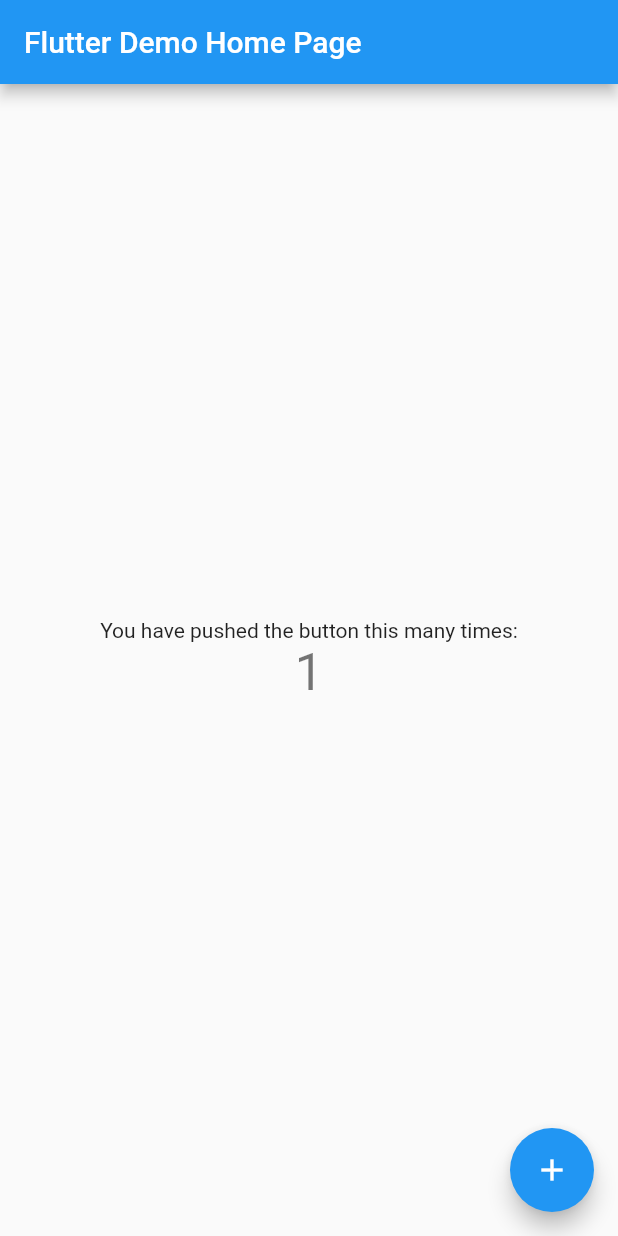
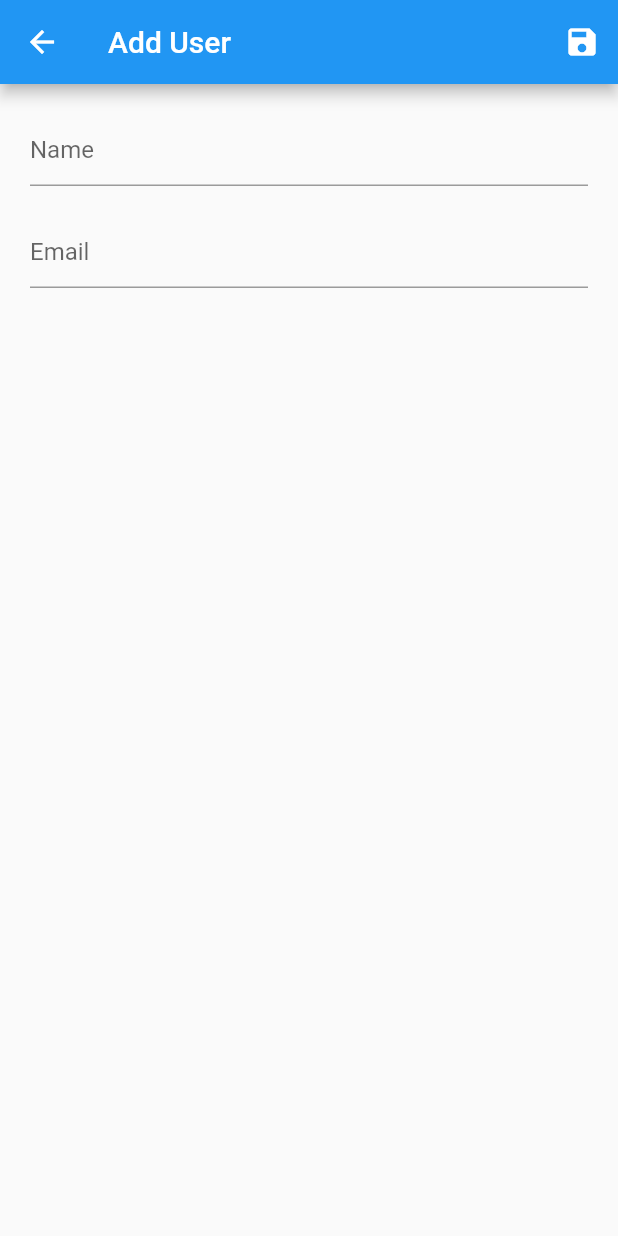
Before and after one commit to briancorbin/widgetbook_provider_demo, a Flutter app: the screen it shows after launch, after a tap on the "add" icon, on a phone screen of 412 x 824 dp. Run offline on Flutter 3.47's test engine with Material 2 defaults, Android fonts, the phone set to English and light mode, and no system bars; accounts and stored records are empty; network calls fail.

Commit message:
refactoring and using MVVM

```diff
--- a/lib/main.dart
+++ b/lib/main.dart
@@ -1,11 +1,10 @@
 import 'package:flutter/material.dart';
 import 'package:provider/provider.dart';
+import 'package:widgetbook_provider_exploration/users/users.view.dart';
+import 'package:widgetbook_provider_exploration/users/users.viewModel.dart';
 
 void main() {
-  runApp(ChangeNotifierProvider(
-    create: (context) => HomePageViewModel(),
-    child: const MyApp(),
-  ));
+  runApp(const MyApp());
 }
 
 class MyApp extends StatelessWidget {
@@ -19,119 +18,10 @@
       theme: ThemeData(
         primarySwatch: Colors.blue,
       ),
-      home: const HomePageUsingProvider(),
-    );
-  }
-}
-
-class MyHomePage extends StatefulWidget {
-  const MyHomePage({
-    Key? key,
-    required this.title,
-    this.incrementBy = 1,
-    this.countLabel,
-    this.iconData,
-    this.showToolTip = true,
-  }) : super(key: key);
-
-  final String title;
-  final int incrementBy;
-  final String? countLabel;
-  final IconData? iconData;
-  final bool showToolTip;
-
-  @override
-  State<MyHomePage> createState() => _MyHomePageState();
-}
-
-class _MyHomePageState extends State<MyHomePage> {
-  int _counter = 0;
-
-  void _incrementCounter() {
-    setState(() {
-      _counter += widget.incrementBy;
-    });
-  }
-
-  @override
-  Widget build(BuildContext context) {
-    return Scaffold(
-      appBar: AppBar(
-        title: Text(widget.title),
-      ),
-      body: Center(
-        child: Column(
-          mainAxisAlignment: MainAxisAlignment.center,
-          children: <Widget>[
-            Text(
-              widget.countLabel ??
-                  'You have pushed the button this many times:',
-            ),
-            Text(
-              '$_counter',
-              style: Theme.of(context).textTheme.headlineMedium,
-            ),
-          ],
-        ),
-      ),
-      floatingActionButton: FloatingActionButton(
-        onPressed: _incrementCounter,
-        tooltip: widget.showToolTip ? 'Increment' : null,
-        child: Icon(widget.iconData ?? Icons.add),
+      home: ChangeNotifierProvider(
+        create: (context) => UsersViewModel(),
+        child: UsersView(),
       ),
     );
   }
 }
-
-class HomePageViewModel extends ChangeNotifier {
-  HomePageViewModel({this.counter = 0, this.title = 'Flutter Demo Home Page'});
-
-  int counter;
-  String title;
-  int incrementBy = 1;
-  String? countLabel;
-  IconData? iconData;
-  bool showToolTip = true;
-
-  void incrementCounter(int incrementBy) {
-    counter += incrementBy;
-    notifyListeners();
-  }
-}
-
-class HomePageUsingProvider extends StatelessWidget {
-  const HomePageUsingProvider({
-    Key? key,
-  }) : super(key: key);
-
-  @override
-  Widget build(BuildContext context) {
-    return Consumer<HomePageViewModel>(
-      builder: (context, viewModel, child) => Scaffold(
-        appBar: AppBar(
-          title: Text(viewModel.title),
-        ),
-        body: Center(
-          child: Column(
-            mainAxisAlignment: MainAxisAlignment.center,
-            children: <Widget>[
-              Text(
-                viewModel.countLabel ??
-                    'You have pushed the button this many times:',
-              ),
-              Text(
-                '${viewModel.counter}',
-                style: Theme.of(context).textTheme.headlineMedium,
-              ),
-            ],
-          ),
-        ),
-        floatingActionButton: FloatingActionButton(
-          onPressed: () => viewModel.incrementCounter(viewModel.incrementBy),
-          tooltip: viewModel.showToolTip ? 'Increment' : null,
-          child: Icon(viewModel.iconData ?? Icons.add),
-        ),
-      ),
-    );
-  }
-}
--- /dev/null
+++ b/lib/users/addUser/addUser.view.dart
@@ -0,0 +1,36 @@
+import 'package:flutter/material.dart';
+import 'package:provider/provider.dart';
+import 'addUser.viewModel.dart';
+
+class AddUserView extends StatelessWidget {
+  const AddUserView({Key? key}) : super(key: key);
+
+  @override
+  Widget build(BuildContext context) {
+    AddUserViewModel viewModel = context.watch<AddUserViewModel>();
+    return Scaffold(
+      appBar: AppBar(
+        title: const Text('Add User'),
+        actions: [
+          IconButton(
+              onPressed: () => {viewModel.saveUser()},
+              icon: const Icon(Icons.save))
+        ],
+      ),
+      body: Container(
+          padding: const EdgeInsets.all(20.0),
+          child: Column(
+            children: [
+              TextFormField(
+                  decoration: const InputDecoration(hintText: 'Name'),
+                  onChanged: viewModel.onNameChanged),
+              const SizedBox(height: 20.0),
+              TextFormField(
+                decoration: const InputDecoration(hintText: 'Email'),
+                onChanged: viewModel.onEmailChanged,
+              ),
+            ],
+          )),
+    );
+  }
+}
--- /dev/null
+++ b/lib/users/addUser/addUser.viewModel.dart
@@ -0,0 +1,24 @@
+import 'package:flutter/material.dart';
+
+class AddUserViewModel extends ChangeNotifier {
+  String name = '';
+  String email = '';
+
+  Function? onSave;
+
+  AddUserViewModel({this.onSave});
+
+  onNameChanged(String value) {
+    name = value;
+    notifyListeners();
+  }
+
+  onEmailChanged(String value) {
+    email = value;
+    notifyListeners();
+  }
+
+  saveUser() {
+    onSave!(name, email);
+  }
+}
--- /dev/null
+++ b/lib/users/user.model.dart
@@ -0,0 +1,140 @@
+// To parse this JSON data, do
+//
+//     final usersModel = usersModelFromJson(jsonString);
+
+import 'dart:convert';
+
+List<UserModel> userModelsFromJson(String str) =>
+    List<UserModel>.from(json.decode(str).map((x) => UserModel.fromJson(x)));
+
+String userModelsToJson(List<UserModel> data) =>
+    json.encode(List<dynamic>.from(data.map((x) => x.toJson())));
+
+class UserModel {
+  int id;
+  String name;
+  String username;
+  String email;
+  Address address;
+  String phone;
+  String website;
+  Company company;
+
+  UserModel(
+      {this.id = 0,
+      required this.name,
+      this.username = '',
+      required this.email,
+      this.address = const Address(
+        street: '',
+        suite: '',
+        city: '',
+        zipcode: '',
+        geo: Geo(lat: '', lng: ''),
+      ),
+      this.phone = '',
+      this.website = '',
+      this.company = const Company(
+        name: '',
+        catchPhrase: '',
+        bs: '',
+      )});
+
+  factory UserModel.fromJson(Map<String, dynamic> json) => UserModel(
+        id: json["id"],
+        name: json["name"],
+        username: json["username"],
+        email: json["email"],
+        address: Address.fromJson(json["address"]),
+        phone: json["phone"],
+        website: json["website"],
+        company: Company.fromJson(json["company"]),
+      );
+
+  Map<String, dynamic> toJson() => {
+        "id": id,
+        "name": name,
+        "username": username,
+        "email": email,
+        "address": address.toJson(),
+        "phone": phone,
+        "website": website,
+        "company": company.toJson(),
+      };
+}
+
+class Address {
+  final String street;
+  final String suite;
+  final String city;
+  final String zipcode;
+  final Geo geo;
+
+  const Address({
+    required this.street,
+    required this.suite,
+    required this.city,
+    required this.zipcode,
+    required this.geo,
+  });
+
+  factory Address.fromJson(Map<String, dynamic> json) => Address(
+        street: json["street"],
+        suite: json["suite"],
+        city: json["city"],
+        zipcode: json["zipcode"],
+        geo: Geo.fromJson(json["geo"]),
+      );
+
+  Map<String, dynamic> toJson() => {
+        "street": street,
+        "suite": suite,
+        "city": city,
+        "zipcode": zipcode,
+        "geo": geo.toJson(),
+      };
+}
+
+class Geo {
+  final String lat;
+  final String lng;
+
+  const Geo({
+    required this.lat,
+    required this.lng,
+  });
+
+  factory Geo.fromJson(Map<String, dynamic> json) => Geo(
+        lat: json["lat"],
+        lng: json["lng"],
+      );
+
+  Map<String, dynamic> toJson() => {
+        "lat": lat,
+        "lng": lng,
+      };
+}
+
+class Company {
+  final String name;
+  final String catchPhrase;
+  final String bs;
+
+  const Company({
+    required this.name,
+    required this.catchPhrase,
+    required this.bs,
+  });
+
+  factory Company.fromJson(Map<String, dynamic> json) => Company(
+        name: json["name"],
+        catchPhrase: json["catchPhrase"],
+        bs: json["bs"],
+      );
+
+  Map<String, dynamic> toJson() => {
+        "name": name,
+        "catchPhrase": catchPhrase,
+        "bs": bs,
+      };
+}
--- /dev/null
+++ b/lib/users/user.service.dart
@@ -0,0 +1,37 @@
+import 'dart:io';
+
+import 'package:http/http.dart' as http;
+import 'package:widgetbook_provider_exploration/users/user.model.dart';
+
+class Success {
+  int code;
+  Object response;
+
+  Success({required this.code, required this.response});
+}
+
+class Failure {
+  int code;
+  Object errorResponse;
+
+  Failure({required this.code, required this.errorResponse});
+}
+
+class UserService {
+  static Future<Object> getUsers() async {
+    try {
+      var url = Uri.parse('https://jsonplaceholder.typicode.com/users');
+      var response = await http.get(url);
+      if (200 == response.statusCode) {
+        return Success(code: 200, response: userModelsFromJson(response.body));
+      }
+      throw Exception('Failed to load users');
+    } on HttpException {
+      return Failure(code: 101, errorResponse: 'No Internet');
+    } on FormatException {
+      return Failure(code: 102, errorResponse: 'Invalid Format');
+    } catch (e) {
+      return Failure(code: 100, errorResponse: e.toString());
+    }
+  }
+}
--- /dev/null
+++ b/lib/users/userDetails/userDetails.view.dart
@@ -0,0 +1,18 @@
+import 'package:flutter/material.dart';
+
+class UserDetailsView extends StatelessWidget {
+  final String name;
+  final String email;
+
+  const UserDetailsView({Key? key, required this.name, required this.email})
+      : super(key: key);
+
+  @override
+  Widget build(BuildContext context) {
+    return Scaffold(
+        appBar: AppBar(title: const Text('User Details')),
+        body: Center(
+          child: Column(children: [Text(name), Text(email)]),
+        ));
+  }
+}
--- /dev/null
+++ b/lib/users/userRow/userRow.view.dart
@@ -0,0 +1,25 @@
+import 'package:flutter/material.dart';
+
+class UserRow extends StatelessWidget {
+  final String name;
+  final String email;
+  final Function()? onTap;
+
+  const UserRow({
+    super.key,
+    required this.name,
+    required this.email,
+    this.onTap,
+  });
+
+  @override
+  Widget build(BuildContext context) {
+    return InkWell(
+      onTap: onTap,
+      child: ListTile(
+        title: Text(name),
+        subtitle: Text(email),
+      ),
+    );
+  }
+}
--- /dev/null
+++ b/lib/users/users.view.dart
@@ -0,0 +1,58 @@
+import 'package:flutter/material.dart';
+import 'package:provider/provider.dart';
+import 'package:widgetbook_provider_exploration/users/user.model.dart';
+import 'package:widgetbook_provider_exploration/users/userRow/userRow.view.dart';
+import 'package:widgetbook_provider_exploration/users/users.viewModel.dart';
+
+class UsersView extends StatelessWidget {
+  const UsersView({super.key});
+
+  @override
+  Widget build(BuildContext context) {
+    UsersViewModel viewModel = context.watch<UsersViewModel>();
+    return Scaffold(
+      appBar: AppBar(
+        title: const Text('Users'),
+        actions: [
+          IconButton(
+              onPressed: () async {
+                viewModel.openAddUser(context);
+              },
+              icon: const Icon(Icons.add))
+        ],
+      ),
+      body: Container(
+        child: _ui(viewModel),
+      ),
+    );
+  }
+
+  _ui(UsersViewModel viewModel) {
+    if (viewModel.loading) {
+      return const Center(
+        child: CircularProgressIndicator(),
+      );
+    }
+
+    if (viewModel.failure != null) {
+      return Center(
+        child: Text(viewModel.failure!.errorResponse.toString()),
+      );
+    }
+
+    return ListView.separated(
+      itemBuilder: (BuildContext context, int index) {
+        UserModel user = viewModel.users[index];
+        return UserRow(
+          name: user.name,
+          email: user.email,
+          onTap: () async {
+            viewModel.openUserDetails(context, user);
+          },
+        );
+      },
+      itemCount: viewModel.users.length,
+      separatorBuilder: (context, index) => const Divider(),
+    );
+  }
+}
--- /dev/null
+++ b/lib/users/users.viewModel.dart
@@ -0,0 +1,92 @@
+import 'package:flutter/material.dart';
+import 'package:provider/provider.dart';
+import 'addUser/addUser.view.dart';
+import 'addUser/addUser.viewModel.dart';
+import 'user.model.dart';
+import 'user.service.dart';
+import 'userDetails.view.dart';
+
+class UsersViewModel extends ChangeNotifier {
+  bool _loading = false;
+  List<UserModel> _users = [];
+  Failure? _failure;
+  UserModel? _selectedUser;
+
+  bool get loading => _loading;
+  List<UserModel> get users => _users;
+  Failure? get failure => _failure;
+  UserModel? get selectedUser => _selectedUser;
+
+  UsersViewModel() {
+    getUsers();
+  }
+
+  setLoading(bool value) async {
+    _loading = value;
+    notifyListeners();
+  }
+
+  setUsers(List<UserModel> value) {
+    _users = value;
+    notifyListeners();
+  }
+
+  setFailure(Failure value) {
+    _failure = value;
+    notifyListeners();
+  }
+
+  setSelectedUser(UserModel value) {
+    _selectedUser = value;
+    notifyListeners();
+  }
+
+  getUsers() async {
+    setLoading(true);
+    var response = await UserService.getUsers();
+    if (response is Success) {
+      setUsers(response.response as List<UserModel>);
+    }
+
+    if (response is Failure) {
+      setFailure(response);
+    }
+
+    setLoading(false);
+  }
+
+  bool addUser(String name, String email) {
+    if (!userIsValid(name, email)) {
+      return false;
+    }
+    _users.add(UserModel(name: name, email: email));
+    notifyListeners();
+    return true;
+  }
+
+  userIsValid(String name, String email) {
+    return name.isNotEmpty && email.isNotEmpty;
+  }
+
+  openUserDetails(BuildContext context, UserModel user) async {
+    setSelectedUser(user);
+    Navigator.push(
+        context,
+        MaterialPageRoute(
+            builder: (context) =>
+                UserDetailsView(email: user.email, name: user.name)));
+  }
+
+  openAddUser(BuildContext context) async {
+    Navigator.push(
+        context,
+        MaterialPageRoute(
+            builder: (context) => ChangeNotifierProvider(
+                create: (context) => AddUserViewModel(onSave: (name, email) {
+                      if (addUser(name, email)) {
+                        Navigator.pop(context);
+                      }
+                    }),
+                child: const AddUserView())));
+  }
+}
--- a/pubspec.yaml
+++ b/pubspec.yaml
@@ -19,7 +19,7 @@
 version: 1.0.0+1
 
 environment:
-  sdk: ">=3.0.2 <4.0.0"
+  sdk: ">=3.0.1 <4.0.0"
 
 # Dependencies specify other packages that your package needs in order to work.
 # To automatically upgrade your package dependencies to the latest versions
@@ -34,6 +34,7 @@
   # The following adds the Cupertino Icons font to your application.
   # Use with the CupertinoIcons class for iOS style icons.
   cupertino_icons: ^1.0.2
+  http:
   provider:
 
 dev_dependencies:
@@ -46,7 +47,7 @@
   # package. See that file for information about deactivating specific lint
   # rules and activating additional ones.
   flutter_lints: ^2.0.0
-  widgetbook: ^3.0.0-beta.14
+  widgetbook: ^3.0.0-rc.1
 
 # For information on the generic Dart part of this file, see the
 # following page: https://dart.dev/tools/pub/pubspec
```
Also changed, not shown: pubspec.lock, 1 other file.
